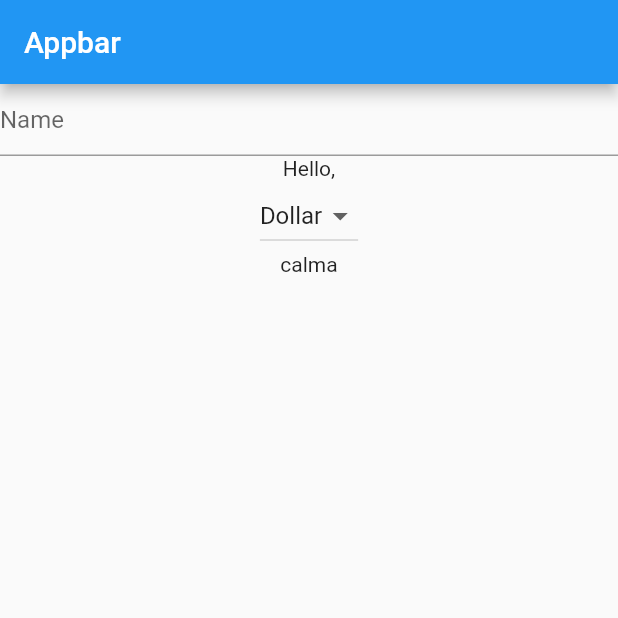
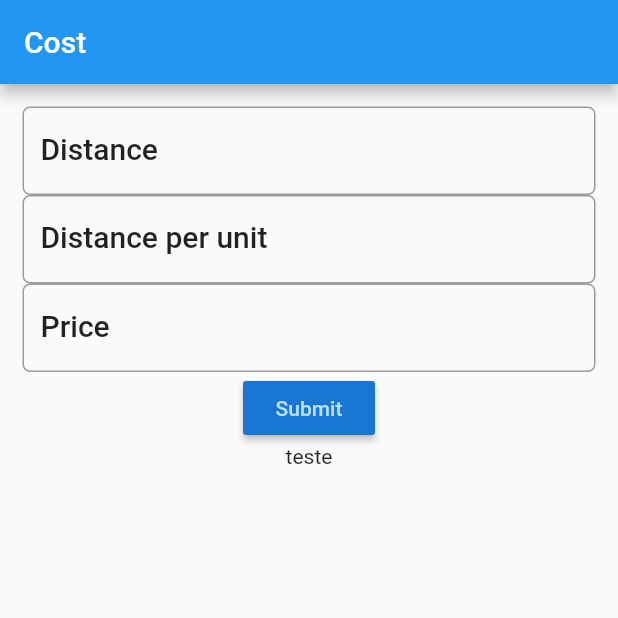
Before and after one commit to ivanknow/trip_calculator_flutter, a Flutter app: the screen it shows after launch, on a phone screen of 412 x 824 dp, the top half of it. Run offline on Flutter 3.47's test engine with Material 2 defaults, Android fonts, the phone set to English and light mode, and no system bars.

Commit message:
adding calculation

```diff
--- a/lib/main.dart
+++ b/lib/main.dart
@@ -1,4 +1,6 @@
 import 'package:flutter/material.dart';
+
+import 'pages/fuelform.dart';
 
 void main() {
   runApp(MyApp());
@@ -8,64 +10,6 @@ class MyApp extends StatelessWidget {
   // This widget is the root of your application.
   @override
   Widget build(BuildContext context) {
-    return MaterialApp(
-        title: 'Flutter Demo',
-        home: Scaffold(
-            appBar: AppBar(title: Text("Appbar")),
-            body: Container(
-              child: Column(children: [
-                HelloInput(),
-                Text(
-                  "calma",
-                  textDirection: TextDirection.ltr,
-                ),
-              ]),
-            )));
+    return MaterialApp(title: 'Trip Cost Calculator', home: new FuelForm());
   }
 }
-
-class HelloInput extends StatefulWidget {
-  @override
-  State<StatefulWidget> createState() {
-    return _HelloInputState();
-  }
-}
-
-class _HelloInputState extends State<HelloInput> {
-  String name = "";
-  final _currencies = ["Dollar", "Euro", 'Real'];
-  String currency = 'Dollar';
-  @override
-  Widget build(BuildContext context) {
-    return Column(
-      children: [
-        TextField(
-          decoration: InputDecoration(hintText: "Name"),
-          onChanged: (String param) {
-            setState(() {
-              name = param;
-            });
-          },
-        ),
-        Text("Hello," + name),
-        DropdownButton<String>(
-            items: _currencies.map((String value) {
-              return DropdownMenuItem<String>(
-                value: value,
-                child: Text(value),
-              );
-            }).toList(),
-            value: currency,
-            onChanged: (String value) {
-              _onDropdownChange(value);
-            })
-      ],
-    );
-  }
-
-  _onDropdownChange(value) {
-    setState(() {
-      this.currency = value;
-    });
-  }
-}
--- /dev/null
+++ b/lib/pages/fuelform.dart
@@ -0,0 +1,80 @@
+import 'package:flutter/material.dart';
+
+class FuelForm extends StatefulWidget {
+  @override
+  State<StatefulWidget> createState() {
+    return _FuelFormState();
+  }
+}
+
+class _FuelFormState extends State<FuelForm> {
+  String ajuda = "teste";
+  TextEditingController distanceFieldCtrl = TextEditingController();
+  TextEditingController avgCtrl = TextEditingController();
+  TextEditingController priceCtrl = TextEditingController();
+
+  String _calculate() {
+    double _dist = double.parse(distanceFieldCtrl.text);
+    double _avg = double.parse(avgCtrl.text);
+    double _price = double.parse(priceCtrl.text);
+    return (_dist / _avg * _price).toStringAsFixed(2);
+  }
+
+  @override
+  Widget build(BuildContext context) {
+    TextStyle txs = Theme.of(context).textTheme.headline6;
+
+    return Scaffold(
+      appBar: AppBar(
+        title: Text("Cost"),
+      ),
+      body: Container(
+        padding: EdgeInsets.all(15.0),
+        child: Column(
+          children: [
+            TextField(
+              controller: distanceFieldCtrl,
+              decoration: InputDecoration(
+                  labelText: "Distance",
+                  hintText: "e.g : 124",
+                  labelStyle: txs,
+                  border: OutlineInputBorder(
+                      borderRadius: BorderRadius.circular(5.0))),
+              keyboardType: TextInputType.number,
+            ),
+            TextField(
+              controller: avgCtrl,
+              decoration: InputDecoration(
+                  labelText: "Distance per unit",
+                  hintText: "e.g : 17",
+                  labelStyle: txs,
+                  border: OutlineInputBorder(
+                      borderRadius: BorderRadius.circular(5.0))),
+              keyboardType: TextInputType.number,
+            ),
+            TextField(
+              controller: priceCtrl,
+              decoration: InputDecoration(
+                  labelText: "Price",
+                  hintText: "e.g : 1.6",
+                  labelStyle: txs,
+                  border: OutlineInputBorder(
+                      borderRadius: BorderRadius.circular(5.0))),
+              keyboardType: TextInputType.number,
+            ),
+            RaisedButton(
+                color: Theme.of(context).primaryColorDark,
+                textColor: Theme.of(context).primaryColorLight,
+                child: Text("Submit"),
+                onPressed: () {
+                  setState(() {
+                    ajuda = _calculate();
+                  });
+                }),
+            Text(ajuda)
+          ],
+        ),
+      ),
+    );
+  }
+}
```
Also changed, not shown: lib/pages/tests.dart (added, +64 -0 lines), 1 other file.
